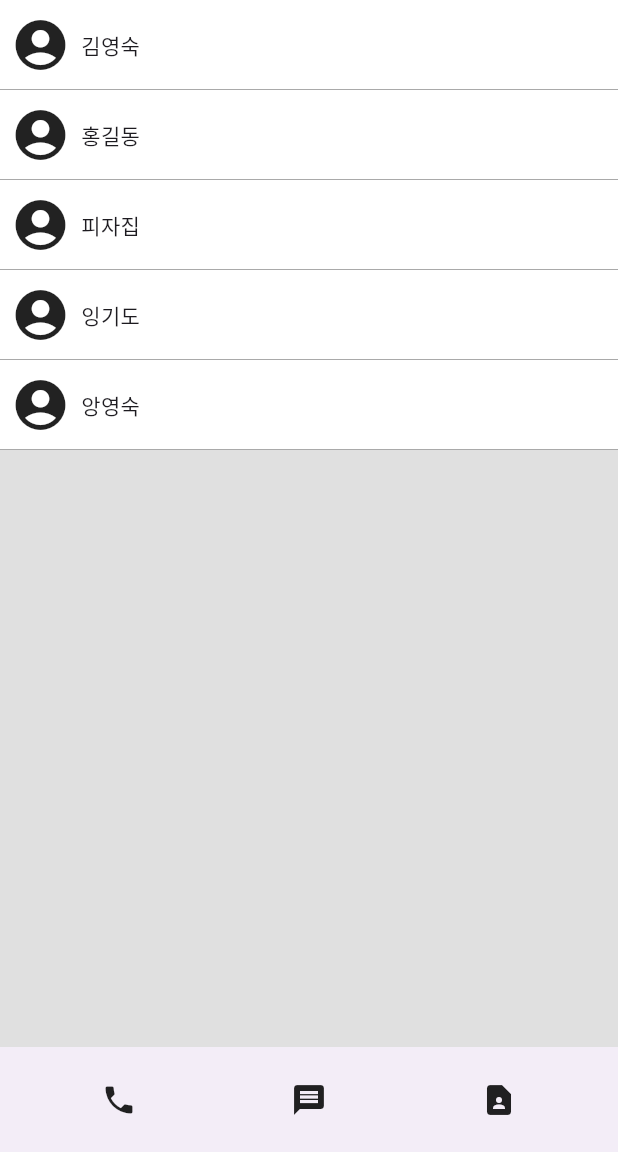
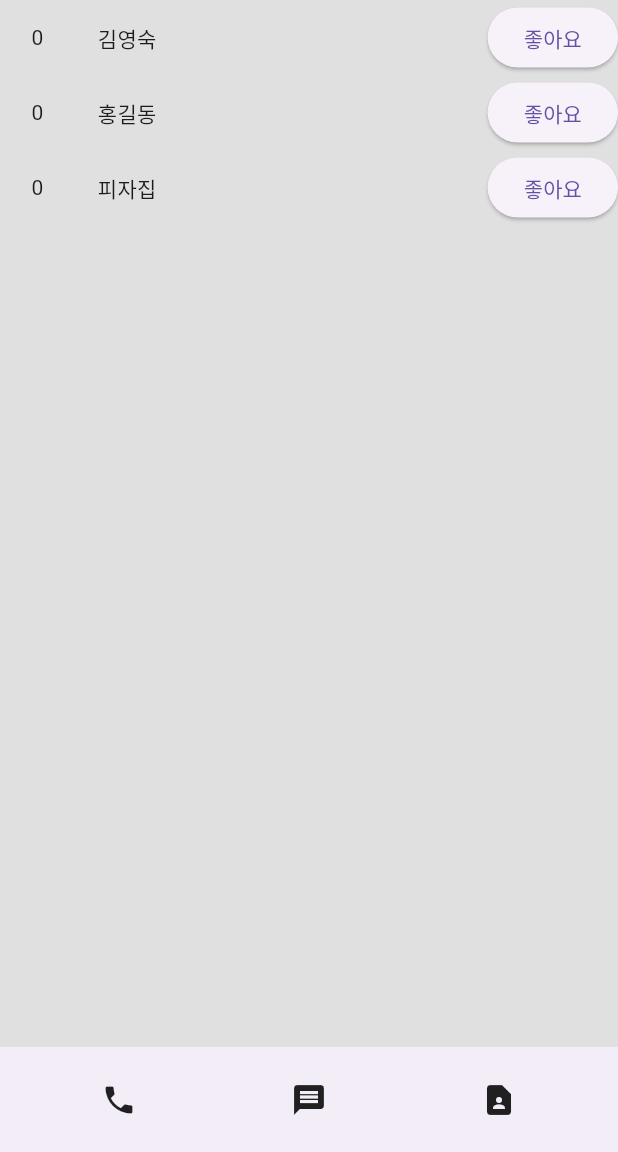
Before and after one commit to Idooru/codingapple_flutter_contact, a Flutter app: the screen it shows after launch, on a phone screen of 412 x 824 dp, the part 84-1236 px from its top. Run offline on Flutter 3.47's test engine with Material 3 defaults, Android fonts, the phone set to English and light mode, and no system bars.

Commit message:
homework4 done

```diff
--- a/lib/body.dart
+++ b/lib/body.dart
@@ -1,9 +1,11 @@
-import 'package:contact/profile.dart';
+import 'package:contact/likes.dart';
 import 'package:flutter/material.dart';
 
 class Body extends StatelessWidget {
-  List<String> names;
-  Body({super.key, required this.names});
+  Body({super.key});
+
+  var names = ['김영숙', '홍길동', '피자집'];
+  var likes = [0, 0, 0];
 
   @override
   Widget build(BuildContext context) {
@@ -11,9 +13,10 @@ class Body extends StatelessWidget {
       color: Colors.grey[300],
       child: ListView.builder(
         itemCount: names.length,
-        itemBuilder: (context, i) {
-          return Profile(name: names[i]);
-        },
+        itemBuilder: (context, i) => LikesWidget(
+          name: names[i],
+          like: likes[i],
+        ),
       ),
     );
   }
--- /dev/null
+++ b/lib/likes.dart
@@ -0,0 +1,55 @@
+import 'package:flutter/material.dart';
+
+class LikesWidget extends StatefulWidget {
+  final String name;
+  final int like;
+
+  const LikesWidget({super.key, required this.name, required this.like});
+
+  @override
+  State<LikesWidget> createState() => _LikesWidgetState(name: name, like: like);
+}
+
+class _LikesWidgetState extends State<LikesWidget> {
+  String name;
+  int like;
+
+  _LikesWidgetState({required this.name, required this.like});
+
+  @override
+  Widget build(BuildContext context) {
+    return Container(
+      width: double.infinity,
+      child: Row(
+        children: [
+          Container(
+            width: 50,
+            height: 50,
+            child: Center(child: Text("${like}")),
+          ),
+          Flexible(
+            flex: 8,
+            child: Container(
+              padding: EdgeInsets.only(left: 15),
+              height: 50,
+              child: Align(
+                alignment: Alignment.centerLeft,
+                child: Text('${name}'),
+              ),
+            ),
+          ),
+          Container(
+            child: ElevatedButton(
+              onPressed: () {
+                setState(() {
+                  like++;
+                });
+              },
+              child: Text("좋아요"),
+            ),
+          ),
+        ],
+      ),
+    );
+  }
+}
--- a/lib/main.dart
+++ b/lib/main.dart
@@ -7,22 +7,13 @@ void main() {
   runApp(MyApp());
 }
 
-class MyApp extends StatefulWidget {
-  MyApp({super.key});
-
-  @override
-  State<StatefulWidget> createState() => _MyAppState();
-}
-
-class _MyAppState extends State<MyApp> {
-  var names = ['김영숙', '홍길동', '피자집', '잉기도', '앙영숙'];
-
+class MyApp extends StatelessWidget {
   @override
   Widget build(BuildContext context) {
     return MaterialApp(
       home: Scaffold(
         appBar: Header(),
-        body: Body(names: names),
+        body: Body(),
         bottomNavigationBar: Footer(),
       ),
     );
--- a/lib/profile.dart
+++ /dev/null
@@ -1,32 +0,0 @@
-import 'package:flutter/material.dart';
-
-class Profile extends StatelessWidget {
-  final String name;
-  const Profile({super.key, required this.name});
-
-  @override
-  Widget build(BuildContext context) {
-    return Container(
-      width: double.infinity,
-      height: 60,
-      decoration: BoxDecoration(
-        color: Colors.white,
-        border: Border(
-          bottom: BorderSide(color: Colors.black45, width: 0.5),
-        ),
-      ),
-      child: Row(
-        children: [
-          Container(
-            margin: EdgeInsets.fromLTRB(7, 0, 7, 0),
-            child: Icon(
-              Icons.account_circle_sharp,
-              size: 40.0,
-            ),
-          ),
-          Expanded(child: Text(name)),
-        ],
-      ),
-    );
-  }
-}
```
